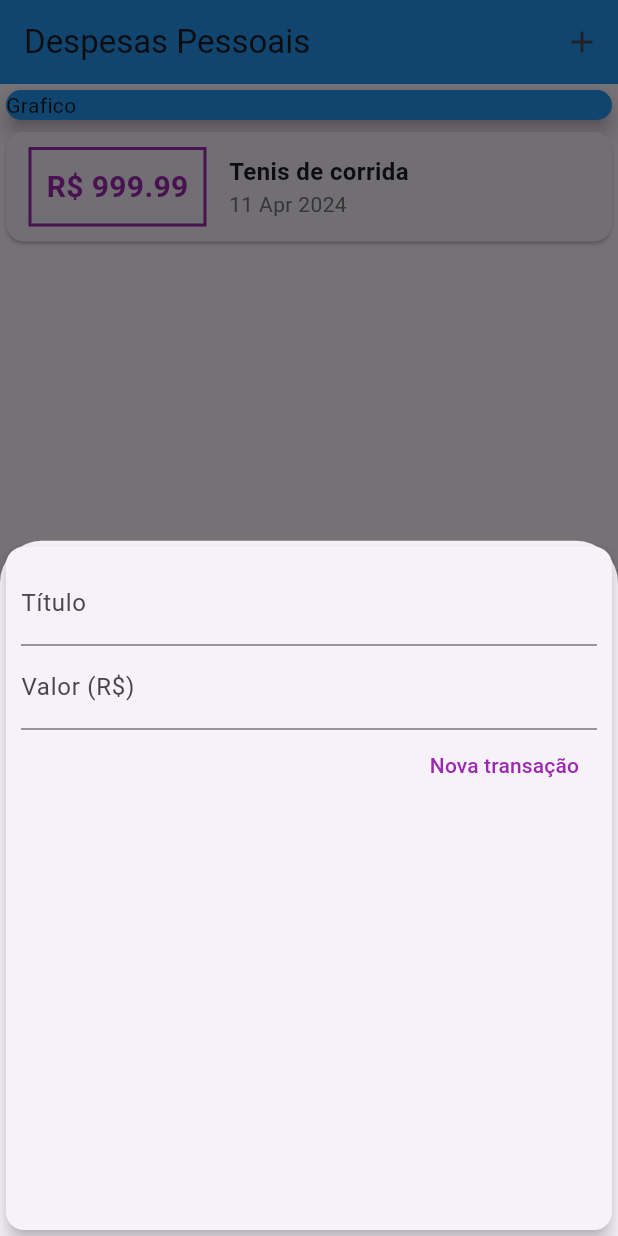
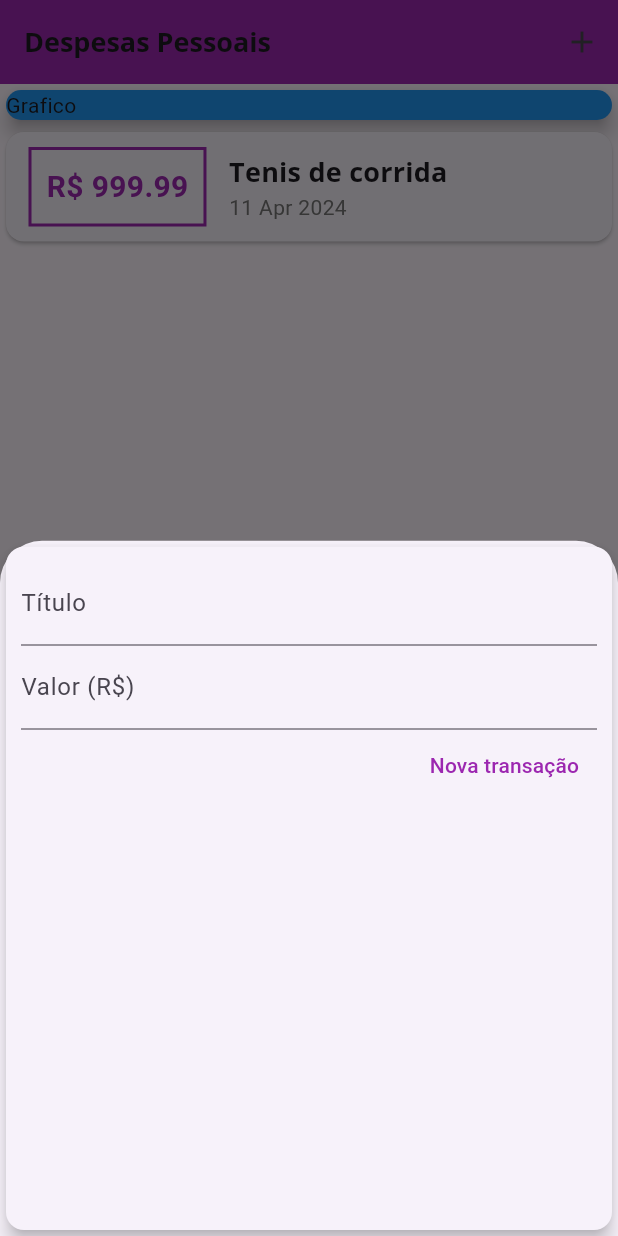
Before and after one commit to VORP2830/Expenses, a Flutter app: the screen it shows after launch, after a tap on the "add" icon, on a phone screen of 412 x 824 dp. Run offline on Flutter 3.47's test engine with Material 3 defaults, Android fonts, the phone set to English and light mode, and no system bars.

Commit message:
Aula 112 - 116

```diff
--- a/lib/components/transaction_form.dart
+++ b/lib/components/transaction_form.dart
@@ -56,7 +56,9 @@ class _TransactionFormState extends State<TransactionForm> {
                 TextButton(
                   child: Text(
                     'Nova transação',
-                    style: TextStyle(color: Colors.purple),
+                    style: TextStyle(
+                      color: Theme.of(context).primaryColor,
+                    ),
                   ),
                   onPressed: _submitForm,
                 ),
--- a/lib/components/transaction_list.dart
+++ b/lib/components/transaction_list.dart
@@ -25,7 +25,7 @@ class TransactionList extends StatelessWidget {
                   ),
                   decoration: BoxDecoration(
                     border: Border.all(
-                      color: Colors.purple,
+                      color: Theme.of(context).primaryColor,
                       width: 2,
                     ),
                   ),
@@ -37,7 +37,7 @@ class TransactionList extends StatelessWidget {
                     style: TextStyle(
                       fontWeight: FontWeight.bold,
                       fontSize: 20,
-                      color: Colors.purple,
+                      color: Theme.of(context).primaryColor,
                     ),
                   ),
                 ),
@@ -46,10 +46,7 @@ class TransactionList extends StatelessWidget {
                   children: <Widget>[
                     Text(
                       tr.title,
-                      style: TextStyle(
-                        fontSize: 16,
-                        fontWeight: FontWeight.bold,
-                      ),
+                      style: Theme.of(context).textTheme.titleMedium,
                     ),
                     Text(
                       DateFormat('d MMM y').format(tr.date),
--- a/lib/main.dart
+++ b/lib/main.dart
@@ -7,13 +7,35 @@ import 'package:flutter/widgets.dart';
 import 'package:intl/intl.dart';
 import 'dart:math';
 import 'components/transaction_form.dart';
+
 main() => runApp(ExpensesApp());
 
 class ExpensesApp extends StatelessWidget {
+  final ThemeData tema = ThemeData();
   @override
   Widget build(BuildContext context) {
     return MaterialApp(
       home: MyHomeApp(),
+      theme: ThemeData(
+        primaryColor: Colors.purple,
+        secondaryHeaderColor: Colors.amber,
+        useMaterial3: true,
+        fontFamily: 'Quicksand',
+        textTheme: ThemeData.light().textTheme.copyWith(
+              titleMedium: TextStyle(
+                fontFamily: 'OpenSans',
+                fontSize: 18,
+                fontWeight: FontWeight.bold,
+              ),
+            ),
+        appBarTheme: AppBarTheme(
+          titleTextStyle: ThemeData.light().textTheme.headline6!.copyWith(
+                fontFamily: 'OpenSans',
+                fontSize: 18,
+                fontWeight: FontWeight.bold,
+              ),
+        ),
+      ),
     );
   }
 }
@@ -46,6 +68,10 @@ class _MyHomeAppState extends State<MyHomeApp> {
         newTransaction,
       );
     });
+
+    Navigator.of(
+      context,
+    ).pop();
   }
 
   _openTransctionFormModal(BuildContext context) {
@@ -64,7 +90,7 @@ class _MyHomeAppState extends State<MyHomeApp> {
         title: Text(
           'Despesas Pessoais',
         ),
-        backgroundColor: Colors.blue,
+        backgroundColor: Theme.of(context).primaryColor,
         actions: <Widget>[
           IconButton(
             icon: Icon(
@@ -96,7 +122,7 @@ class _MyHomeAppState extends State<MyHomeApp> {
         child: Icon(
           Icons.add,
         ),
-        backgroundColor: Colors.blue,
+        backgroundColor: Theme.of(context).primaryColor,
         shape: RoundedRectangleBorder(
           borderRadius: BorderRadius.circular(
             30,
```
Also changed, not shown: pubspec.yaml (+12 -6 lines), assets/fonts/OpenSans-Bold.ttf (added), assets/fonts/OpenSans-Regular.ttf (added), assets/fonts/Quicksand-Bold.ttf (added), assets/fonts/Quicksand-Light.ttf (added), assets/fonts/Quicksand-Medium.ttf (added), assets/fonts/Quicksand-Regular.ttf (added).
